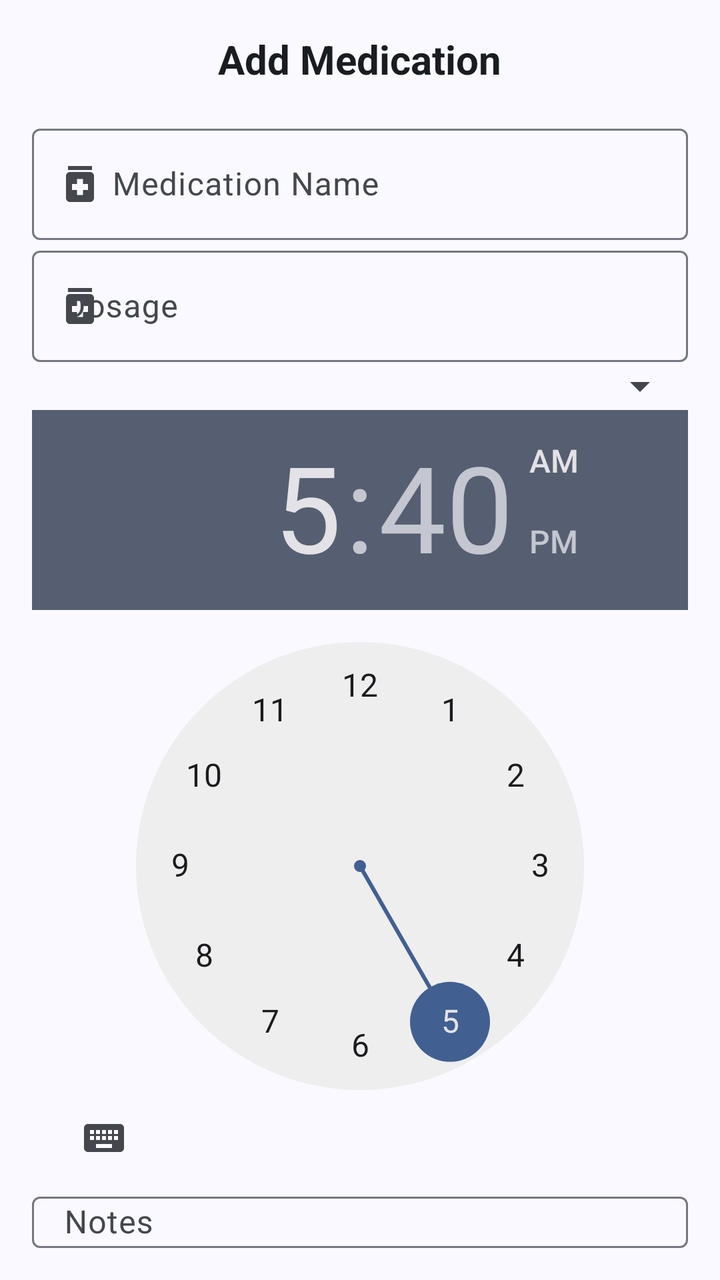
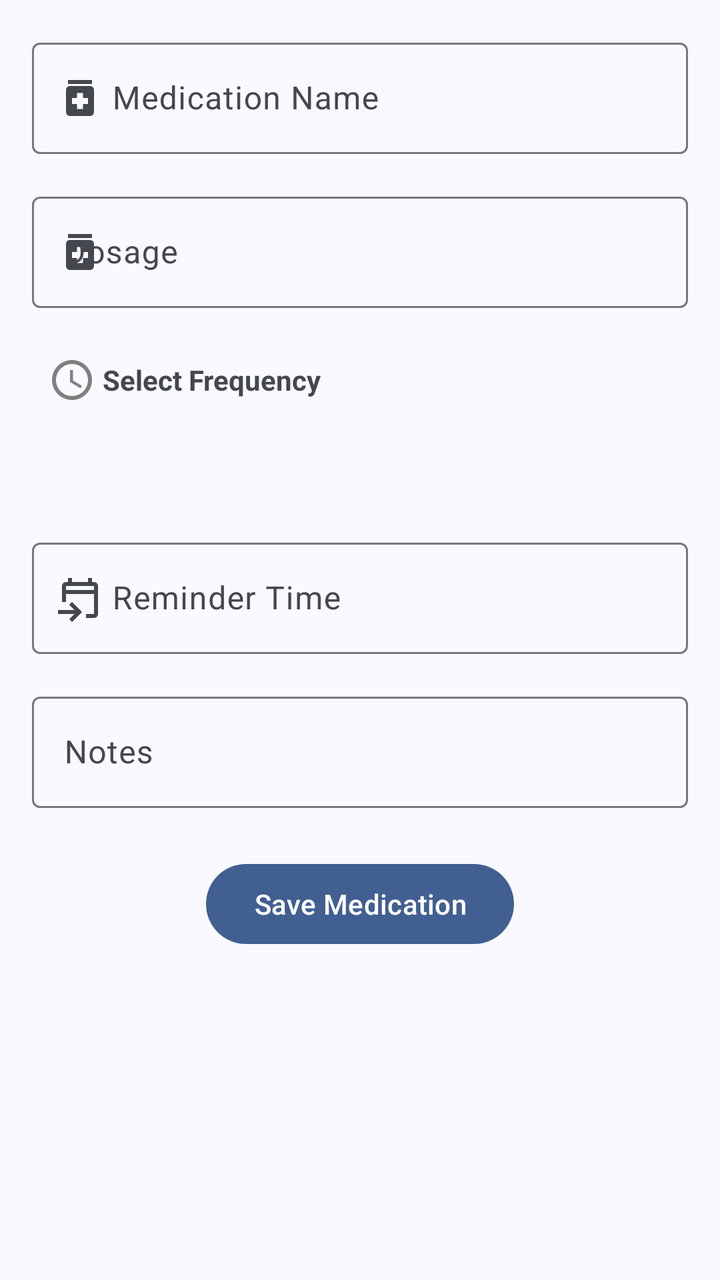

Compare the two renders of this Android layout. The source of the first and the diff that turns it into the second are given below.
<!-- AndroidManifest.xml: application theme Theme.MobileHealthApplication -->
<!-- res/layout/fragment_add_medication.xml -->
<?xml version="1.0" encoding="utf-8"?>
<LinearLayout xmlns:android="http://schemas.android.com/apk/res/android"
    android:layout_width="match_parent"
    android:layout_height="match_parent"
    xmlns:app="http://schemas.android.com/apk/res-auto"
    android:orientation="vertical"
    android:background="?attr/colorSurface"
    android:padding="16dp">

    <com.google.android.material.textview.MaterialTextView
        android:id="@+id/addMedicationTitle"
        android:layout_width="wrap_content"
        android:layout_height="wrap_content"
        android:text="@string/add_medication_txt"
        android:textSize="20sp"
        android:textColor="?attr/colorOnSurface"
        android:textStyle="bold"
        android:layout_gravity="center_horizontal"
        android:paddingBottom="16dp">

    </com.google.android.material.textview.MaterialTextView>


    <com.google.android.material.textfield.TextInputLayout
        android:id="@+id/medication_name_layout"
        android:layout_width="match_parent"
        android:layout_height="wrap_content"
        android:hint="@string/medication_name_hint"
        app:startIconDrawable="@drawable/baseline_medication_24">

        <com.google.android.material.textfield.TextInputEditText
            android:id="@+id/medication_name_edit_text"
            android:layout_width="match_parent"
            android:layout_height="wrap_content"
            android:imeOptions="actionNext"
            android:inputType="text"
            android:paddingStart="40dp"
            android:paddingEnd="40dp" />
    </com.google.android.material.textfield.TextInputLayout>


    

    <com.google.android.material.textfield.TextInputLayout
        android:id="@+id/dosage_layout"
        android:layout_width="match_parent"
        android:layout_height="wrap_content"
        android:hint="Dosage"
        app:startIconDrawable="@drawable/baseline_medication_24">

        <com.google.android.material.textfield.TextInputEditText
            android:id="@+id/dosage_edit_text"
            android:layout_width="match_parent"
            android:layout_height="wrap_content"
            android:imeOptions="actionNext"
            android:inputType="number" />
    </com.google.android.material.textfield.TextInputLayout>

    <com.google.android.material.textfield.TextInputLayout
        android:id="@+id/frequency_layout"
        android:layout_width="match_parent"
        android:layout_height="wrap_content"
        android:hint="Frequency">

        <Spinner
            android:id="@+id/frequency_spinner"
            android:layout_width="match_parent"

            android:layout_height="wrap_content" />
    </com.google.android.material.textfield.TextInputLayout>

    <com.google.android.material.textfield.TextInputLayout
        android:id="@+id/time_layout"
        android:layout_width="match_parent"
        android:layout_height="wrap_content"
        android:hint="Time">

        <TimePicker
            android:id="@+id/time_picker"
            android:layout_width="match_parent"
            android:layout_height="wrap_content"
            android:timePickerMode="clock" />
    </com.google.android.material.textfield.TextInputLayout>

    <com.google.android.material.textfield.TextInputLayout
        android:id="@+id/notes_layout"
        android:layout_width="match_parent"
        android:layout_height="wrap_content"
        android:hint="Notes">

        <com.google.android.material.textfield.TextInputEditText
            android:id="@+id/notes_edit_text"
            android:layout_width="match_parent"
            android:layout_height="wrap_content"
            android:imeOptions="actionDone"
            android:inputType="textMultiLine" />
    </com.google.android.material.textfield.TextInputLayout>


    <com.google.android.material.button.MaterialButton
        android:id="@+id/closeAddMedicationView"
        android:layout_width="wrap_content"
        android:layout_height="wrap_content"
        android:text="@string/close_popup"
        android:layout_gravity="center">

    </com.google.android.material.button.MaterialButton>

    <com.google.android.material.button.MaterialButton
        android:id="@+id/saveMedicationButton"
        android:layout_width="wrap_content"
        android:layout_height="wrap_content"
        android:text="Save Medication"
        android:layout_gravity="center"
        android:layout_marginTop="16dp" />

</LinearLayout>
<!-- resources referenced by this layout -->
<resources>
  <string name="add_medication_txt">Add Medication</string>
  <string name="close_popup">Close</string>
  <style name="Theme.MobileHealthApplication" parent="Theme.Material3.DynamicColors.DayNight.NoActionBar">
          
          <item name="colorPrimary">@color/md_theme_primary</item>
          <item name="colorOnPrimary">@color/md_theme_onPrimary</item>
          <item name="colorPrimaryContainer">@color/md_theme_primaryContainer</item>
          <item name="colorOnPrimaryContainer">@color/md_theme_onPrimaryContainer</item>
          <item name="colorPrimaryFixed">@color/md_theme_primaryFixed</item>
          <item name="colorOnPrimaryFixed">@color/md_theme_onPrimaryFixed</item>
          <item name="colorPrimaryFixedDim">@color/md_theme_primaryFixedDim</item>
          <item name="colorOnPrimaryFixedVariant">@color/md_theme_onPrimaryFixedVariant</item>
  
          <item name="colorSecondary">@color/md_theme_secondary</item>
          <item name="colorOnSecondary">@color/md_theme_onSecondary</item>
          <item name="colorSecondaryContainer">@color/md_theme_secondaryContainer</item>
          <item name="colorOnSecondaryContainer">@color/md_theme_onSecondaryContainer</item>
          <item name="colorSecondaryFixed">@color/md_theme_secondaryFixed</item>
          <item name="colorOnSecondaryFixed">@color/md_theme_onSecondaryFixed</item>
          <item name="colorSecondaryFixedDim">@color/md_theme_secondaryFixedDim</item>
          <item name="colorOnSecondaryFixedVariant">@color/md_theme_onSecondaryFixedVariant</item>
  
          <item name="colorTertiary">@color/md_theme_tertiary</item>
          <item name="colorOnTertiary">@color/md_theme_onTertiary</item>
          <item name="colorTertiaryContainer">@color/md_theme_tertiaryContainer</item>
          <item name="colorOnTertiaryContainer">@color/md_theme_onTertiaryContainer</item>
          <item name="colorTertiaryFixed">@color/md_theme_tertiaryFixed</item>
          <item name="colorOnTertiaryFixed">@color/md_theme_onTertiaryFixed</item>
          <item name="colorTertiaryFixedDim">@color/md_theme_tertiaryFixedDim</item>
          <item name="colorOnTertiaryFixedVariant">@color/md_theme_onTertiaryFixedVariant</item>
  
          <item name="colorError">@color/md_theme_error</item>
          <item name="colorOnError">@color/md_theme_onError</item>
          <item name="colorErrorContainer">@color/md_theme_errorContainer</item>
          <item name="colorOnErrorContainer">@color/md_theme_onErrorContainer</item>
  
          
          <item name="android:colorBackground">@color/md_theme_background</item>
          <item name="colorOnBackground">@color/md_theme_onBackground</item>
          <item name="colorSurface">@color/md_theme_surface</item>
          <item name="colorOnSurface">@color/md_theme_onSurface</item>
          <item name="colorSurfaceVariant">@color/md_theme_surfaceVariant</item>
          <item name="colorOnSurfaceVariant">@color/md_theme_onSurfaceVariant</item>
          <item name="colorSurfaceContainerLowest">@color/md_theme_surfaceContainerLowest</item>
          <item name="colorSurfaceContainerLow">@color/md_theme_surfaceContainerLow</item>
          <item name="colorSurfaceContainer">@color/md_theme_surfaceContainer</item>
          <item name="colorSurfaceContainerHigh">@color/md_theme_surfaceContainerHigh</item>
          <item name="colorSurfaceContainerHighest">@color/md_theme_surfaceContainerHighest</item>
  
          
          <item name="colorOutline">@color/md_theme_outline</item>
          <item name="colorOutlineVariant">@color/md_theme_outlineVariant</item>
          <item name="colorSurfaceBright">@color/md_theme_surfaceBright</item>
          <item name="colorSurfaceDim">@color/md_theme_surfaceDim</item>
          <item name="materialCalendarTheme">@style/ThemeOverlay.App.DatePicker</item>
  
          
          <item name="android:statusBarColor">@color/md_theme_surfaceContainer</item>
          <item name="android:navigationBarColor">@color/md_theme_surfaceContainer</item>
          <item name="android:windowLightStatusBar">true</item>
          <item name="android:windowLightNavigationBar" tools:targetApi="27">true</item>
  
          
          <item name="materialCardViewStyle">@style/Widget.App.CardView</item>
          <item name="bottomNavigationStyle">@style/Widget.App.BottomNavigation</item>
          <item name="toolbarStyle">@style/Widget.App.Toolbar</item>
          <item name="floatingActionButtonStyle">@style/Widget.App.FloatingActionButton</item>
      </style>
  <!-- unchanged entries left out for length: 52 -->
</resources>

<!-- the commit's change to res/layout/fragment_add_medication.xml (unified diff, before → after) -->
@@ -1,4 +1,3 @@
-<?xml version="1.0" encoding="utf-8"?>
 <LinearLayout xmlns:android="http://schemas.android.com/apk/res/android"
     android:layout_width="match_parent"
     android:layout_height="match_parent"
@@ -7,27 +6,13 @@
     android:background="?attr/colorSurface"
     android:padding="16dp">
 
-    <com.google.android.material.textview.MaterialTextView
-        android:id="@+id/addMedicationTitle"
-        android:layout_width="wrap_content"
-        android:layout_height="wrap_content"
-        android:text="@string/add_medication_txt"
-        android:textSize="20sp"
-        android:textColor="?attr/colorOnSurface"
-        android:textStyle="bold"
-        android:layout_gravity="center_horizontal"
-        android:paddingBottom="16dp">
-
-    </com.google.android.material.textview.MaterialTextView>
-
-
+    
     <com.google.android.material.textfield.TextInputLayout
         android:id="@+id/medication_name_layout"
         android:layout_width="match_parent"
         android:layout_height="wrap_content"
         android:hint="@string/medication_name_hint"
         app:startIconDrawable="@drawable/baseline_medication_24">
-
         <com.google.android.material.textfield.TextInputEditText
             android:id="@+id/medication_name_edit_text"
             android:layout_width="match_parent"
@@ -38,16 +23,14 @@
             android:paddingEnd="40dp" />
     </com.google.android.material.textfield.TextInputLayout>
 
-
     
-
     <com.google.android.material.textfield.TextInputLayout
         android:id="@+id/dosage_layout"
         android:layout_width="match_parent"
         android:layout_height="wrap_content"
-        android:hint="Dosage"
+        android:hint="@string/select_dosage"
+        android:layout_marginTop="16dp"
         app:startIconDrawable="@drawable/baseline_medication_24">
-
         <com.google.android.material.textfield.TextInputEditText
             android:id="@+id/dosage_edit_text"
             android:layout_width="match_parent"
@@ -56,38 +39,63 @@
             android:inputType="number" />
     </com.google.android.material.textfield.TextInputLayout>
 
+    
     <com.google.android.material.textfield.TextInputLayout
         android:id="@+id/frequency_layout"
         android:layout_width="match_parent"
         android:layout_height="wrap_content"
-        android:hint="Frequency">
-
-        <Spinner
-            android:id="@+id/frequency_spinner"
+        android:layout_marginTop="16dp">
+        <TextView
             android:layout_width="match_parent"
-
-            android:layout_height="wrap_content" />
+            android:layout_height="wrap_content"
+            android:text="@string/select_frequency"
+            android:textStyle="bold"
+            app:drawableStartCompat="@drawable/baseline_schedule_24"
+            android:gravity="center_vertical"
+            android:padding="8dp" />
+        <HorizontalScrollView
+            android:layout_width="match_parent"
+            android:layout_height="wrap_content"
+            android:scrollbars="none"
+            android:padding="8dp">
+            <com.google.android.material.chip.ChipGroup
+                android:id="@+id/frequency_chip_group"
+                android:layout_width="wrap_content"
+                android:layout_height="wrap_content"
+                style="@style/Widget.App.Chip"
+                app:singleSelection="true"
+                app:selectionRequired="true"
+                android:padding="8dp"
+                android:layout_marginTop="8dp"/>
+        </HorizontalScrollView>
     </com.google.android.material.textfield.TextInputLayout>
 
     <com.google.android.material.textfield.TextInputLayout
-        android:id="@+id/time_layout"
+        android:id="@+id/reminder_time_layout"
         android:layout_width="match_parent"
         android:layout_height="wrap_content"
-        android:hint="Time">
+        android:hint="@string/reminder_time_hint"
+        android:layout_marginTop="16dp"
+        app:startIconDrawable="@drawable/baseline_event_upcoming_24px">
 
-        <TimePicker
-            android:id="@+id/time_picker"
+        <com.google.android.material.textfield.TextInputEditText
+            android:id="@+id/reminderTimeEditText"
             android:layout_width="match_parent"
             android:layout_height="wrap_content"
-            android:timePickerMode="clock" />
+            android:inputType="none"
+            android:focusable="true"
+            android:clickable="true"
+            android:paddingStart="40dp"
+            android:paddingEnd="40dp" />
     </com.google.android.material.textfield.TextInputLayout>
 
+    
     <com.google.android.material.textfield.TextInputLayout
         android:id="@+id/notes_layout"
         android:layout_width="match_parent"
         android:layout_height="wrap_content"
-        android:hint="Notes">
-
+        android:hint="@string/add_notes"
+        android:layout_marginTop="16dp">
         <com.google.android.material.textfield.TextInputEditText
             android:id="@+id/notes_edit_text"
             android:layout_width="match_parent"
@@ -96,22 +104,12 @@
             android:inputType="textMultiLine" />
     </com.google.android.material.textfield.TextInputLayout>
 
-
-    <com.google.android.material.button.MaterialButton
-        android:id="@+id/closeAddMedicationView"
-        android:layout_width="wrap_content"
-        android:layout_height="wrap_content"
-        android:text="@string/close_popup"
-        android:layout_gravity="center">
-
-    </com.google.android.material.button.MaterialButton>
-
+    
     <com.google.android.material.button.MaterialButton
         android:id="@+id/saveMedicationButton"
         android:layout_width="wrap_content"
         android:layout_height="wrap_content"
-        android:text="Save Medication"
+        android:text="@string/save_medication"
         android:layout_gravity="center"
-        android:layout_marginTop="16dp" />
-
+        android:layout_marginTop="24dp" />
 </LinearLayout>
<!-- resource entries referenced after the edit -->
@@ -1,7 +1,36 @@
 <!-- resources referenced by this layout -->
 <resources>
-  <string name="add_medication_txt">Add Medication</string>
-  <string name="close_popup">Close</string>
+  <!-- drawable baseline_event_upcoming_24px (drawable) -->
+  <vector xmlns:android="http://schemas.android.com/apk/res/android"
+      android:width="24dp"
+      android:height="24dp"
+      android:viewportWidth="960"
+      android:viewportHeight="960"
+      android:tint="?attr/colorControlNormal"
+      android:autoMirrored="true">
+    <path
+        android:fillColor="@android:color/white"
+        android:pathData="M600,880L600,800L760,800Q760,800 760,800Q760,800 760,800L760,400L200,400L200,560L120,560L120,240Q120,207 143.5,183.5Q167,160 200,160L240,160L240,80L320,80L320,160L640,160L640,80L720,80L720,160L760,160Q793,160 816.5,183.5Q840,207 840,240L840,800Q840,833 816.5,856.5Q793,880 760,880L600,880ZM320,960L264,904L367,800L40,800L40,720L367,720L264,616L320,560L520,760L320,960ZM200,320L760,320L760,240Q760,240 760,240Q760,240 760,240L200,240Q200,240 200,240Q200,240 200,240L200,320ZM200,320L200,240Q200,240 200,240Q200,240 200,240L200,240Q200,240 200,240Q200,240 200,240L200,320Z"/>
+  </vector>
+  <!-- drawable baseline_schedule_24 (drawable) -->
+  <vector xmlns:android="http://schemas.android.com/apk/res/android" android:height="24dp" android:tint="#808080" android:viewportHeight="24" android:viewportWidth="24" android:width="24dp">
+        
+      <path android:fillColor="@android:color/white" android:pathData="M11.99,2C6.47,2 2,6.48 2,12s4.47,10 9.99,10C17.52,22 22,17.52 22,12S17.52,2 11.99,2zM12,20c-4.42,0 -8,-3.58 -8,-8s3.58,-8 8,-8 8,3.58 8,8 -3.58,8 -8,8z"/>
+        
+      <path android:fillColor="@android:color/white" android:pathData="M12.5,7H11v6l5.25,3.15 0.75,-1.23 -4.5,-2.67z"/>
+      
+  </vector>
+  <string name="add_notes">Notes</string>
+  <string name="reminder_time_hint">Reminder Time</string>
+  <string name="save_medication">Save Medication</string>
+  <string name="select_dosage">Dosage</string>
+  <string name="select_frequency">" Select Frequency"</string>
+  <style name="Widget.App.Chip" parent="Widget.Material3.Chip.Filter">
+          <item name="chipBackgroundColor">@color/current_app_background_dark</item>
+          <item name="chipStrokeWidth">2dp</item>
+          <item name="checkedIconVisible">false</item>
+          <item name="shapeAppearanceOverlay">@null</item>
+      </style>
   <style name="Theme.MobileHealthApplication" parent="Theme.Material3.DynamicColors.DayNight.NoActionBar">
           
           <item name="colorPrimary">@color/md_theme_primary</item>
@@ -55,6 +84,7 @@
           <item name="colorSurfaceBright">@color/md_theme_surfaceBright</item>
           <item name="colorSurfaceDim">@color/md_theme_surfaceDim</item>
           <item name="materialCalendarTheme">@style/ThemeOverlay.App.DatePicker</item>
+          <item name="snackbarStyle">@style/ThemeOverlay.App.Snackbar</item>
   
           
           <item name="android:statusBarColor">@color/md_theme_surfaceContainer</item>
@@ -68,6 +98,10 @@
           <item name="toolbarStyle">@style/Widget.App.Toolbar</item>
           <item name="floatingActionButtonStyle">@style/Widget.App.FloatingActionButton</item>
       </style>
+  <style name="ThemeOverlay.App.Snackbar" parent="ThemeOverlay.Material3.Snackbar">
+          <item name="colorSurface">?attr/colorSurface</item>
+          <item name="colorOnSurface">?attr/colorOnSurface</item>
+      </style>
   <!-- unchanged entries left out for length: 52 -->
 </resources>
 
